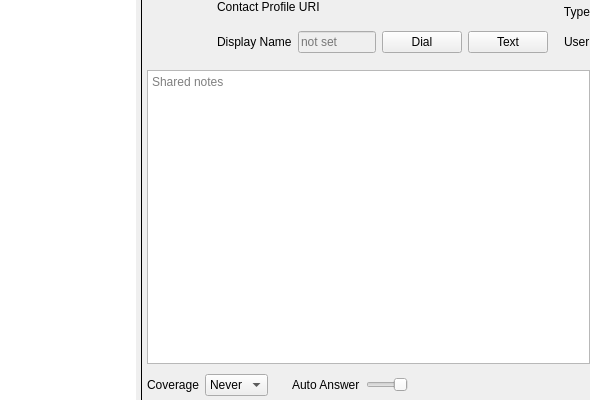
Old version of the form Desktop/phonebook.ui in the repository dyfet/tycho_sipwitchqt.
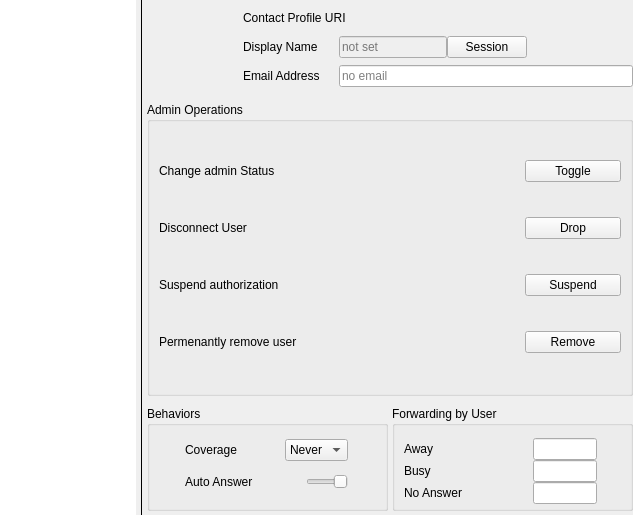
New version of the form. Icons and pictures are not drawn.

Commit message: Update profile entries

Diff of the .ui file:
```diff
--- a/Desktop/phonebook.ui
+++ b/Desktop/phonebook.ui
@@ -6,8 +6,8 @@
    <rect>
     <x>0</x>
     <y>0</y>
-    <width>590</width>
-    <height>400</height>
+    <width>633</width>
+    <height>515</height>
    </rect>
   </property>
   <property name="windowTitle">
@@ -85,6 +85,9 @@
    </item>
    <item>
     <layout class="QVBoxLayout" name="verticalLayout_9">
+     <property name="spacing">
+      <number>0</number>
+     </property>
      <item>
       <widget class="QFrame" name="contact">
        <property name="frameShape">
@@ -108,21 +111,24 @@
         </property>
         <item>
          <layout class="QHBoxLayout" name="horizontalLayout_3">
+          <property name="spacing">
+           <number>0</number>
+          </property>
           <item>
-           <widget class="QPushButton" name="pushButton">
+           <widget class="QPushButton" name="avatarButton">
             <property name="enabled">
              <bool>false</bool>
             </property>
             <property name="minimumSize">
              <size>
-              <width>64</width>
-              <height>64</height>
+              <width>96</width>
+              <height>96</height>
              </size>
             </property>
             <property name="maximumSize">
              <size>
-              <width>64</width>
-              <height>64</height>
+              <width>96</width>
+              <height>96</height>
              </size>
             </property>
             <property name="text">
@@ -134,8 +140,8 @@
             </property>
             <property name="iconSize">
              <size>
-              <width>64</width>
-              <height>64</height>
+              <width>96</width>
+              <height>96</height>
              </size>
             </property>
             <property name="flat">
@@ -145,46 +151,123 @@
           </item>
           <item>
            <layout class="QVBoxLayout" name="verticalLayout_3">
+            <property name="spacing">
+             <number>0</number>
+            </property>
             <item>
              <layout class="QHBoxLayout" name="horizontalLayout_5">
               <item>
                <widget class="QLabel" name="uri">
                 <property name="sizePolicy">
-                 <sizepolicy hsizetype="Expanding" vsizetype="Preferred">
+                 <sizepolicy hsizetype="Preferred" vsizetype="Preferred">
                   <horstretch>0</horstretch>
                   <verstretch>0</verstretch>
                  </sizepolicy>
                 </property>
+                <property name="maximumSize">
+                 <size>
+                  <width>16777215</width>
+                  <height>20</height>
+                 </size>
+                </property>
                 <property name="text">
                  <string>Contact Profile URI</string>
                 </property>
                 <property name="alignment">
-                 <set>Qt::AlignLeading|Qt::AlignLeft|Qt::AlignTop</set>
+                 <set>Qt::AlignLeading|Qt::AlignLeft|Qt::AlignVCenter</set>
                 </property>
                </widget>
               </item>
               <item>
-               <widget class="QLabel" name="type">
-                <property name="sizePolicy">
-                 <sizepolicy hsizetype="Minimum" vsizetype="Preferred">
-                  <horstretch>0</horstretch>
-                  <verstretch>0</verstretch>
-                 </sizepolicy>
+               <widget class="QPushButton" name="world">
+                <property name="minimumSize">
+                 <size>
+                  <width>22</width>
+                  <height>22</height>
+                 </size>
                 </property>
+                <property name="maximumSize">
+                 <size>
+                  <width>22</width>
+                  <height>22</height>
+                 </size>
+                </property>
+                <property name="toolTip">
+                 <string>Enable public access</string>
+                </property>
                 <property name="text">
-                 <string>Type</string>
+                 <string/>
                 </property>
-                <property name="alignment">
-                 <set>Qt::AlignRight|Qt::AlignTrailing|Qt::AlignVCenter</set>
+                <property name="icon">
+                 <iconset>
+                  <normalon>:/icons/world.png</normalon>
+                 </iconset>
                 </property>
+                <property name="flat">
+                 <bool>true</bool>
+                </property>
                </widget>
               </item>
+              <item>
+               <widget class="QPushButton" name="noworld">
+                <property name="minimumSize">
+                 <size>
+                  <width>22</width>
+                  <height>22</height>
+                 </size>
+                </property>
+                <property name="maximumSize">
+                 <size>
+                  <width>22</width>
+                  <height>22</height>
+                 </size>
+                </property>
+                <property name="toolTip">
+                 <string>Disable public access</string>
+                </property>
+                <property name="text">
+                 <string/>
+                </property>
+                <property name="icon">
+                 <iconset resource="../Resources/desktop.qrc">
+                  <normaloff>:/icons/noworld.png</normaloff>:/icons/noworld.png</iconset>
+                </property>
+                <property name="flat">
+                 <bool>true</bool>
+                </property>
+               </widget>
+              </item>
+              <item>
+               <spacer name="horizontalSpacer_3">
+                <property name="orientation">
+                 <enum>Qt::Horizontal</enum>
+                </property>
+                <property name="sizeHint" stdset="0">
+                 <size>
+                  <width>40</width>
+                  <height>20</height>
+                 </size>
+                </property>
+               </spacer>
+              </item>
              </layout>
             </item>
             <item>
              <layout class="QHBoxLayout" name="horizontalLayout_4">
               <item>
                <widget class="QLabel" name="label_2">
+                <property name="minimumSize">
+                 <size>
+                  <width>96</width>
+                  <height>0</height>
+                 </size>
+                </property>
+                <property name="maximumSize">
+                 <size>
+                  <width>96</width>
+                  <height>16777215</height>
+                 </size>
+                </property>
                 <property name="text">
                  <string>Display Name</string>
                 </property>
@@ -201,13 +284,16 @@
                   <height>16777215</height>
                  </size>
                 </property>
+                <property name="toolTip">
+                 <string>Name shown for this extension</string>
+                </property>
                 <property name="placeholderText">
                  <string>not set</string>
                 </property>
                </widget>
               </item>
               <item>
-               <widget class="QPushButton" name="pushButton_2">
+               <widget class="QPushButton" name="sessionButton">
                 <property name="minimumSize">
                  <size>
                   <width>80</width>
@@ -220,27 +306,11 @@
                   <height>16777215</height>
                  </size>
                 </property>
-                <property name="text">
-                 <string>Dial</string>
+                <property name="toolTip">
+                 <string>Connect to session</string>
                 </property>
-               </widget>
-              </item>
-              <item>
-               <widget class="QPushButton" name="pushButton_3">
-                <property name="minimumSize">
-                 <size>
-                  <width>80</width>
-                  <height>0</height>
-                 </size>
-                </property>
-                <property name="maximumSize">
-                 <size>
-                  <width>80</width>
-                  <height>16777215</height>
-                 </size>
-                </property>
                 <property name="text">
-                 <string>Text</string>
+                 <string>Session</string>
                 </property>
                </widget>
               </item>
@@ -252,51 +322,172 @@
                 <property name="sizeHint" stdset="0">
                  <size>
                   <width>40</width>
-                  <height>20</height>
+                  <height>0</height>
                  </size>
                 </property>
                </spacer>
               </item>
+             </layout>
+            </item>
+            <item>
+             <layout class="QHBoxLayout" name="horizontalLayout_9">
               <item>
-               <widget class="QLabel" name="authorizingUser">
+               <widget class="QLabel" name="label_4">
+                <property name="minimumSize">
+                 <size>
+                  <width>96</width>
+                  <height>0</height>
+                 </size>
+                </property>
+                <property name="maximumSize">
+                 <size>
+                  <width>96</width>
+                  <height>16777215</height>
+                 </size>
+                </property>
                 <property name="text">
-                 <string>User</string>
+                 <string>Email Address</string>
+                </property>
+               </widget>
+              </item>
+              <item>
+               <widget class="QLineEdit" name="emailAddress">
+                <property name="toolTip">
+                 <string>Email address associated with this user</string>
+                </property>
+                <property name="placeholderText">
+                 <string>no email</string>
                 </property>
                </widget>
               </item>
              </layout>
             </item>
-            <item>
-             <spacer name="verticalSpacer_2">
-              <property name="orientation">
-               <enum>Qt::Vertical</enum>
-              </property>
-              <property name="sizeType">
-               <enum>QSizePolicy::Preferred</enum>
-              </property>
-              <property name="sizeHint" stdset="0">
-               <size>
-                <width>20</width>
-                <height>10</height>
-               </size>
-              </property>
-             </spacer>
-            </item>
            </layout>
           </item>
          </layout>
         </item>
         <item>
-         <widget class="QTextEdit" name="textEdit">
-          <property name="placeholderText">
-           <string>Shared notes</string>
+         <widget class="QStackedWidget" name="profileStack">
+          <property name="currentIndex">
+           <number>1</number>
           </property>
+          <widget class="QWidget" name="blankPage">
+           <layout class="QVBoxLayout" name="verticalLayout_2"/>
+          </widget>
+          <widget class="QWidget" name="adminPage">
+           <layout class="QHBoxLayout" name="horizontalLayout">
+            <property name="leftMargin">
+             <number>0</number>
+            </property>
+            <property name="topMargin">
+             <number>0</number>
+            </property>
+            <property name="rightMargin">
+             <number>0</number>
+            </property>
+            <property name="bottomMargin">
+             <number>0</number>
+            </property>
+            <item>
+             <widget class="QGroupBox" name="groupBox">
+              <property name="title">
+               <string>Admin Operations</string>
+              </property>
+              <property name="flat">
+               <bool>true</bool>
+              </property>
+              <layout class="QGridLayout" name="gridLayout_3">
+               <item row="1" column="1">
+                <widget class="QPushButton" name="dropButton">
+                 <property name="maximumSize">
+                  <size>
+                   <width>96</width>
+                   <height>16777215</height>
+                  </size>
+                 </property>
+                 <property name="text">
+                  <string>Drop</string>
+                 </property>
+                </widget>
+               </item>
+               <item row="0" column="1">
+                <widget class="QPushButton" name="adminButton">
+                 <property name="maximumSize">
+                  <size>
+                   <width>96</width>
+                   <height>16777215</height>
+                  </size>
+                 </property>
+                 <property name="text">
+                  <string>Toggle</string>
+                 </property>
+                </widget>
+               </item>
+               <item row="0" column="0">
+                <widget class="QLabel" name="label_5">
+                 <property name="text">
+                  <string>Change admin Status</string>
+                 </property>
+                </widget>
+               </item>
+               <item row="1" column="0">
+                <widget class="QLabel" name="label_9">
+                 <property name="text">
+                  <string>Disconnect User</string>
+                 </property>
+                </widget>
+               </item>
+               <item row="2" column="0">
+                <widget class="QLabel" name="label_10">
+                 <property name="text">
+                  <string>Suspend authorization</string>
+                 </property>
+                </widget>
+               </item>
+               <item row="2" column="1">
+                <widget class="QPushButton" name="suspendButton">
+                 <property name="maximumSize">
+                  <size>
+                   <width>96</width>
+                   <height>16777215</height>
+                  </size>
+                 </property>
+                 <property name="text">
+                  <string>Suspend</string>
+                 </property>
+                </widget>
+               </item>
+               <item row="3" column="0">
+                <widget class="QLabel" name="label_11">
+                 <property name="text">
+                  <string>Permenantly remove user</string>
+                 </property>
+                </widget>
+               </item>
+               <item row="3" column="1">
+                <widget class="QPushButton" name="removeButton">
+                 <property name="maximumSize">
+                  <size>
+                   <width>96</width>
+                   <height>16777215</height>
+                  </size>
+                 </property>
+                 <property name="text">
+                  <string>Remove</string>
+                 </property>
+                </widget>
+               </item>
+              </layout>
+             </widget>
+            </item>
+           </layout>
+          </widget>
          </widget>
         </item>
         <item>
          <layout class="QHBoxLayout" name="horizontalLayout_6">
           <property name="spacing">
-           <number>24</number>
+           <number>4</number>
           </property>
           <property name="topMargin">
            <number>4</number>
@@ -305,59 +496,16 @@
            <number>4</number>
           </property>
           <item>
-           <widget class="QFrame" name="coverageFrame">
-            <property name="sizePolicy">
-             <sizepolicy hsizetype="Minimum" vsizetype="Preferred">
-              <horstretch>0</horstretch>
-              <verstretch>0</verstretch>
-             </sizepolicy>
+           <widget class="QGroupBox" name="behaviorGroup">
+            <property name="title">
+             <string>Behaviors</string>
             </property>
-            <property name="minimumSize">
-             <size>
-              <width>0</width>
-              <height>0</height>
-             </size>
+            <property name="flat">
+             <bool>true</bool>
             </property>
-            <property name="maximumSize">
-             <size>
-              <width>16777215</width>
-              <height>16777215</height>
-             </size>
-            </property>
-            <property name="frameShape">
-             <enum>QFrame::NoFrame</enum>
-            </property>
-            <property name="frameShadow">
-             <enum>QFrame::Raised</enum>
-            </property>
-            <layout class="QHBoxLayout" name="horizontalLayout">
-             <property name="leftMargin">
-              <number>0</number>
-             </property>
-             <property name="topMargin">
-              <number>0</number>
-             </property>
-             <property name="rightMargin">
-              <number>0</number>
-             </property>
-             <property name="bottomMargin">
-              <number>0</number>
-             </property>
-             <item>
-              <widget class="QLabel" name="label_3">
-               <property name="sizePolicy">
-                <sizepolicy hsizetype="Fixed" vsizetype="Preferred">
-                 <horstretch>0</horstretch>
-                 <verstretch>0</verstretch>
-                </sizepolicy>
-               </property>
-               <property name="text">
-                <string>Coverage</string>
-               </property>
-              </widget>
-             </item>
-             <item>
-              <widget class="QComboBox" name="coverage">
+            <layout class="QGridLayout" name="gridLayout">
+             <item row="0" column="1">
+              <widget class="QComboBox" name="coveragePriority">
                <property name="maximumSize">
                 <size>
                  <width>80</width>
@@ -391,49 +539,20 @@
                </item>
               </widget>
              </item>
-            </layout>
-           </widget>
-          </item>
-          <item>
-           <widget class="QFrame" name="answerFrame">
-            <property name="sizePolicy">
-             <sizepolicy hsizetype="Minimum" vsizetype="Preferred">
-              <horstretch>0</horstretch>
-              <verstretch>0</verstretch>
-             </sizepolicy>
-            </property>
-            <property name="minimumSize">
-             <size>
-              <width>0</width>
-              <height>0</height>
-             </size>
-            </property>
-            <property name="maximumSize">
-             <size>
-              <width>16777215</width>
-              <height>16777215</height>
-             </size>
-            </property>
-            <property name="frameShape">
-             <enum>QFrame::NoFrame</enum>
-            </property>
-            <property name="frameShadow">
-             <enum>QFrame::Raised</enum>
-            </property>
-            <layout class="QHBoxLayout" name="horizontalLayout_7">
-             <property name="leftMargin">
-              <number>0</number>
-             </property>
-             <property name="topMargin">
-              <number>0</number>
-             </property>
-             <property name="rightMargin">
-              <number>0</number>
-             </property>
-             <property name="bottomMargin">
-              <number>0</number>
-             </property>
-             <item>
+             <item row="0" column="0">
+              <widget class="QLabel" name="label_3">
+               <property name="sizePolicy">
+                <sizepolicy hsizetype="Fixed" vsizetype="Preferred">
+                 <horstretch>0</horstretch>
+                 <verstretch>0</verstretch>
+                </sizepolicy>
+               </property>
+               <property name="text">
+                <string>Coverage</string>
+               </property>
+              </widget>
+             </item>
+             <item row="1" column="0">
               <widget class="QLabel" name="label">
                <property name="sizePolicy">
                 <sizepolicy hsizetype="Fixed" vsizetype="Preferred">
@@ -446,7 +565,7 @@
                </property>
               </widget>
              </item>
-             <item>
+             <item row="1" column="1">
               <widget class="QSlider" name="autoAnswer">
                <property name="sizePolicy">
                 <sizepolicy hsizetype="Preferred" vsizetype="Fixed">
@@ -484,20 +603,211 @@
            </widget>
           </item>
           <item>
-           <spacer name="horizontalSpacer">
-            <property name="orientation">
-             <enum>Qt::Horizontal</enum>
+           <widget class="QGroupBox" name="forwardGroup">
+            <property name="sizePolicy">
+             <sizepolicy hsizetype="Minimum" vsizetype="Preferred">
+              <horstretch>0</horstretch>
+              <verstretch>0</verstretch>
+             </sizepolicy>
             </property>
-            <property name="sizeType">
-             <enum>QSizePolicy::Expanding</enum>
+            <property name="title">
+             <string>Forwarding by User</string>
             </property>
-            <property name="sizeHint" stdset="0">
-             <size>
-              <width>0</width>
-              <height>20</height>
-             </size>
+            <property name="flat">
+             <bool>true</bool>
             </property>
-           </spacer>
+            <layout class="QGridLayout" name="gridLayout_2">
+             <property name="topMargin">
+              <number>12</number>
+             </property>
+             <property name="bottomMargin">
+              <number>4</number>
+             </property>
+             <property name="horizontalSpacing">
+              <number>4</number>
+             </property>
+             <property name="verticalSpacing">
+              <number>0</number>
+             </property>
+             <item row="1" column="0">
+              <widget class="QLabel" name="label_6">
+               <property name="sizePolicy">
+                <sizepolicy hsizetype="Minimum" vsizetype="Preferred">
+                 <horstretch>0</horstretch>
+                 <verstretch>0</verstretch>
+                </sizepolicy>
+               </property>
+               <property name="text">
+                <string>Busy</string>
+               </property>
+              </widget>
+             </item>
+             <item row="2" column="1">
+              <widget class="QLineEdit" name="lineNoAnswer">
+               <property name="enabled">
+                <bool>true</bool>
+               </property>
+               <property name="sizePolicy">
+                <sizepolicy hsizetype="Preferred" vsizetype="Fixed">
+                 <horstretch>0</horstretch>
+                 <verstretch>0</verstretch>
+                </sizepolicy>
+               </property>
+               <property name="maximumSize">
+                <size>
+                 <width>64</width>
+                 <height>16777215</height>
+                </size>
+               </property>
+              </widget>
+             </item>
+             <item row="0" column="1">
+              <widget class="QLineEdit" name="lineAway">
+               <property name="enabled">
+                <bool>true</bool>
+               </property>
+               <property name="sizePolicy">
+                <sizepolicy hsizetype="Preferred" vsizetype="Fixed">
+                 <horstretch>0</horstretch>
+                 <verstretch>0</verstretch>
+                </sizepolicy>
+               </property>
+               <property name="maximumSize">
+                <size>
+                 <width>64</width>
+                 <height>16777215</height>
+                </size>
+               </property>
+               <property name="readOnly">
+                <bool>false</bool>
+               </property>
+              </widget>
+             </item>
+             <item row="0" column="0">
+              <widget class="QLabel" name="label_7">
+               <property name="sizePolicy">
+                <sizepolicy hsizetype="Minimum" vsizetype="Preferred">
+                 <horstretch>0</horstretch>
+                 <verstretch>0</verstretch>
+                </sizepolicy>
+               </property>
+               <property name="text">
+                <string>Away</string>
+               </property>
+              </widget>
+             </item>
+             <item row="2" column="0">
+              <widget class="QLabel" name="label_8">
+               <property name="sizePolicy">
+                <sizepolicy hsizetype="Minimum" vsizetype="Preferred">
+                 <horstretch>0</horstretch>
+                 <verstretch>0</verstretch>
+                </sizepolicy>
+               </property>
+               <property name="text">
+                <string>No Answer</string>
+               </property>
+              </widget>
+             </item>
+             <item row="1" column="1">
+              <widget class="QLineEdit" name="lineBusy">
+               <property name="enabled">
+                <bool>true</bool>
+               </property>
+               <property name="sizePolicy">
+                <sizepolicy hsizetype="Preferred" vsizetype="Fixed">
+                 <horstretch>0</horstretch>
+                 <verstretch>0</verstretch>
+                </sizepolicy>
+               </property>
+               <property name="maximumSize">
+                <size>
+                 <width>64</width>
+                 <height>16777215</height>
+                </size>
+               </property>
+              </widget>
+             </item>
+             <item row="0" column="2">
+              <widget class="QPushButton" name="pushButton_2">
+               <property name="maximumSize">
+                <size>
+                 <width>20</width>
+                 <height>20</height>
+                </size>
+               </property>
+               <property name="text">
+                <string/>
+               </property>
+               <property name="icon">
+                <iconset resource="../Resources/desktop.qrc">
+                 <normaloff>:/icons/person.png</normaloff>:/icons/person.png</iconset>
+               </property>
+               <property name="iconSize">
+                <size>
+                 <width>16</width>
+                 <height>16</height>
+                </size>
+               </property>
+               <property name="flat">
+                <bool>true</bool>
+               </property>
+              </widget>
+             </item>
+             <item row="1" column="2">
+              <widget class="QPushButton" name="pushButton_3">
+               <property name="maximumSize">
+                <size>
+                 <width>20</width>
+                 <height>20</height>
+                </size>
+               </property>
+               <property name="text">
+                <string/>
+               </property>
+               <property name="icon">
+                <iconset resource="../Resources/desktop.qrc">
+                 <normaloff>:/icons/person.png</normaloff>:/icons/person.png</iconset>
+               </property>
+               <property name="iconSize">
+                <size>
+                 <width>16</width>
+                 <height>16</height>
+                </size>
+               </property>
+               <property name="flat">
+                <bool>true</bool>
+               </property>
+              </widget>
+             </item>
+             <item row="2" column="2">
+              <widget class="QPushButton" name="pushButton_4">
+               <property name="maximumSize">
+                <size>
+                 <width>20</width>
+                 <height>20</height>
+                </size>
+               </property>
+               <property name="text">
+                <string/>
+               </property>
+               <property name="icon">
+                <iconset resource="../Resources/desktop.qrc">
+                 <normaloff>:/icons/person.png</normaloff>:/icons/person.png</iconset>
+               </property>
+               <property name="iconSize">
+                <size>
+                 <width>16</width>
+                 <height>16</height>
+                </size>
+               </property>
+               <property name="flat">
+                <bool>true</bool>
+               </property>
+              </widget>
+             </item>
+            </layout>
+           </widget>
           </item>
          </layout>
         </item>
@@ -505,13 +815,13 @@
       </widget>
      </item>
      <item>
-      <spacer name="aspacer">
+      <spacer name="horizontalSpacer">
        <property name="orientation">
         <enum>Qt::Horizontal</enum>
        </property>
        <property name="sizeHint" stdset="0">
         <size>
-         <width>0</width>
+         <width>40</width>
          <height>0</height>
         </size>
        </property>
```
Left out of the diff: 12 changed lines with no effect on the pictures. The commit also changes 41 other files.
